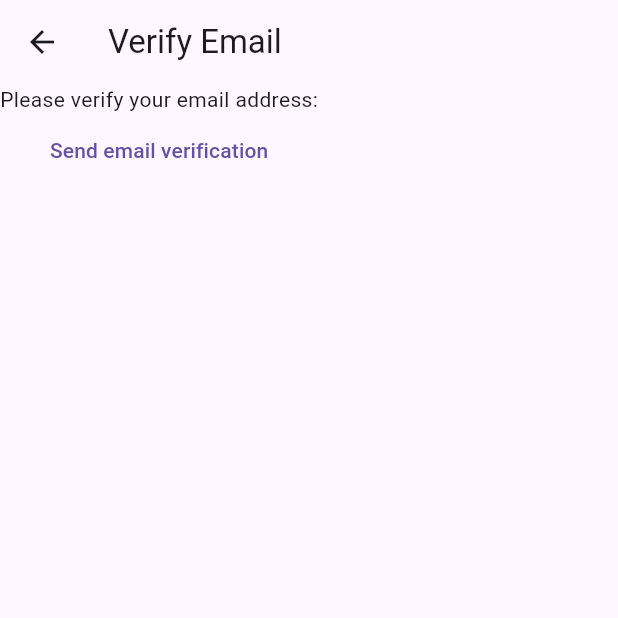
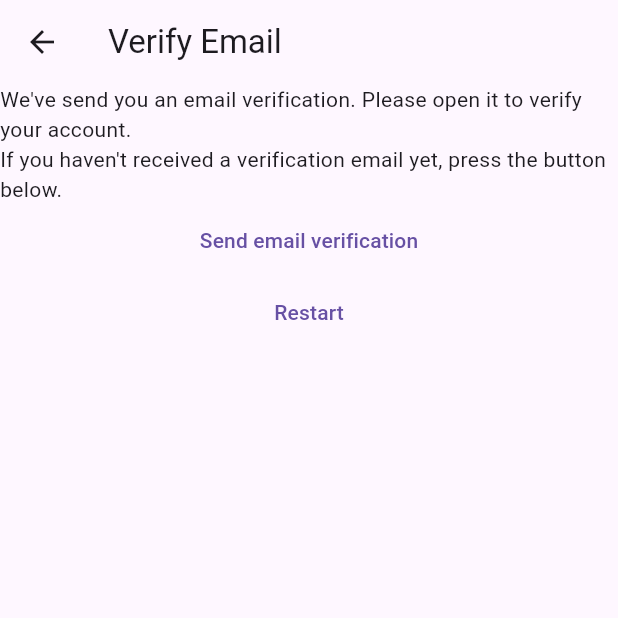
Before and after one commit to NerdyWithZainab/Notes-App, a Flutter app: the VerifyEmailView screen opened directly, on a phone screen of 412 x 824 dp, the top half of it. Run offline on Flutter 3.47's test engine with Material 3 defaults, Android fonts, the phone set to English and light mode, and no system bars; our stand-ins replace firebase_auth, firebase_core, google_sign_in; accounts and stored records are empty.

Commit message:
I've added a signout button in the email verfication view

```diff
--- a/notes/lib/constants/routes.dart
+++ b/notes/lib/constants/routes.dart
@@ -1,3 +1,4 @@
 const loginRoute = '/login/';
 const registerRoute = '/register/';
 const notesRoute = '/notes/';
+const verifyEmailRoute = '/verify-email/';
--- a/notes/lib/main.dart
+++ b/notes/lib/main.dart
@@ -18,7 +18,8 @@ void main() async {
     routes: {
       loginRoute: ((context) => const LoginView()),
       registerRoute: ((context) => const RegisterView()),
-      notesRoute: ((context) => const NotesView())
+      notesRoute: ((context) => const NotesView()),
+      verifyEmailRoute:(context) => const VerifyEmailView()
     },
   ));
 }
--- a/notes/lib/views/register_view.dart
+++ b/notes/lib/views/register_view.dart
@@ -1,6 +1,7 @@
 import 'package:firebase_auth/firebase_auth.dart';
 import 'package:flutter/material.dart';
 import 'package:notes/constants/routes.dart';
+import 'package:notes/views/verify_email_view.dart';
 import '../utils/authentication.dart';
 class RegisterView extends StatefulWidget {
   const RegisterView({super.key});
@@ -35,6 +36,9 @@ class _RegisterViewState extends State<RegisterView> {
     try {
       await FirebaseAuth.instance
           .createUserWithEmailAndPassword(email: email, password: password);
+          final user = FirebaseAuth.instance.currentUser;
+          await user?.sendEmailVerification();
+      Navigator.of(context).pushNamed(verifyEmailRoute);
     } on FirebaseAuthException catch (e) {
       if (e.code == 'weak-password') {
         ScaffoldMessenger.of(context).showSnackBar(
--- a/notes/lib/views/verify_email_view.dart
+++ b/notes/lib/views/verify_email_view.dart
@@ -1,5 +1,6 @@
 import 'package:firebase_auth/firebase_auth.dart';
 import 'package:flutter/material.dart';
+import 'package:notes/constants/routes.dart';
 
 class VerifyEmailView extends StatefulWidget {
   const VerifyEmailView({super.key});
@@ -14,7 +15,8 @@ class _VerifyEmailViewState extends State<VerifyEmailView> {
     return Scaffold(
       appBar: AppBar(title: const Text("Verify Email"),),
       body: Column(children: [
-          const Text('Please verify your email address:'),
+          const Text("We've send you an email verification. Please open it to verify your account."),
+          const Text("If you haven't received a verification email yet, press the button below."),
           TextButton(onPressed: () async{
             final user = FirebaseAuth.instance.currentUser;
             if(user != null && !user.emailVerified){
@@ -22,7 +24,11 @@ class _VerifyEmailViewState extends State<VerifyEmailView> {
               ScaffoldMessenger.of(context).showSnackBar(const SnackBar(content: Text("Verification email sent! Check your mail inbox!")));
             }
 
-          }, child: const Text('Send email verification'))
+          }, child: const Text('Send email verification')),
+          TextButton(onPressed: () async {
+            await FirebaseAuth.instance.signOut();
+            Navigator.of(context).pushNamedAndRemoveUntil(registerRoute, (route) => false);
+          }, child: const Text("Restart"),),
         ]),
     );
   }
```
